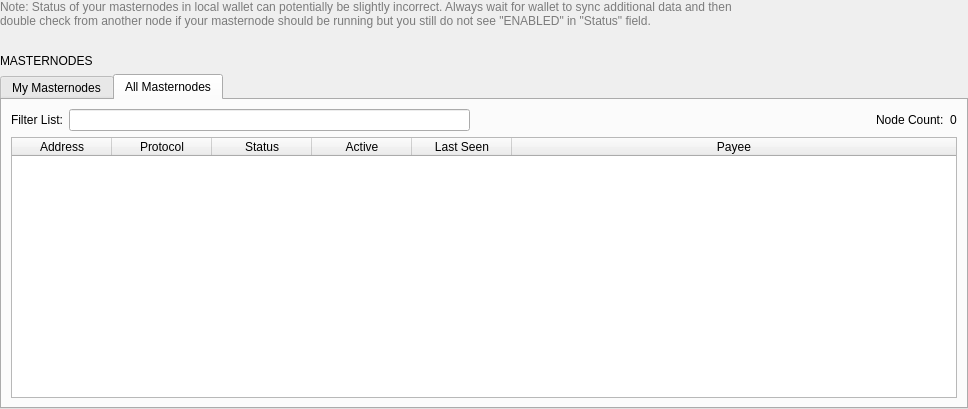
Old version of the form src/qt/forms/masternodelist.ui in the repository PACCommunity/PAC.
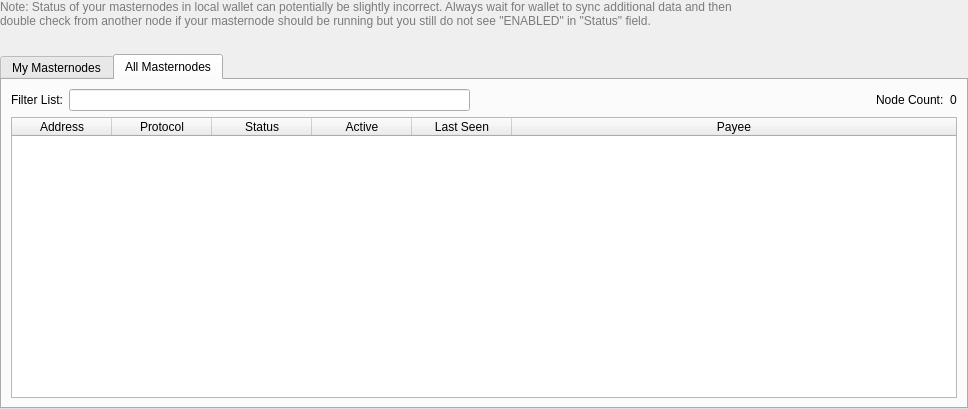
New version of the form. The open tabs and pages were chosen to show the change.

Commit message: Masternodes and other css style

The edit to the form file:
```diff
--- a/src/qt/forms/masternodelist.ui
+++ b/src/qt/forms/masternodelist.ui
@@ -57,16 +57,6 @@
        </property>
       </spacer>
      </item>
-     <item>
-      <widget class="QLabel" name="label">
-       <property name="text">
-        <string>MASTERNODES</string>
-       </property>
-       <property name="alignment">
-        <set>Qt::AlignLeading|Qt::AlignLeft|Qt::AlignVCenter</set>
-       </property>
-      </widget>
-     </item>
      <item>
       <widget class="QTabWidget" name="tabWidget">
        <property name="currentIndex">
```
Left out of the diff: 2 changed lines with no effect on the pictures. The commit also changes 6 other files.
